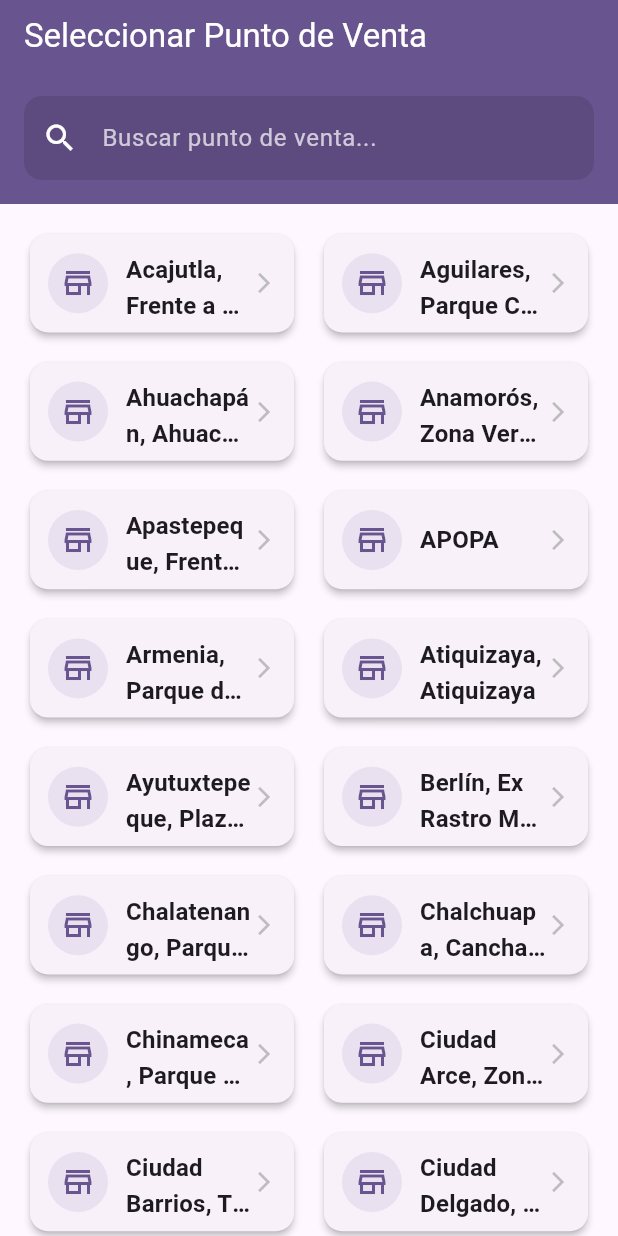
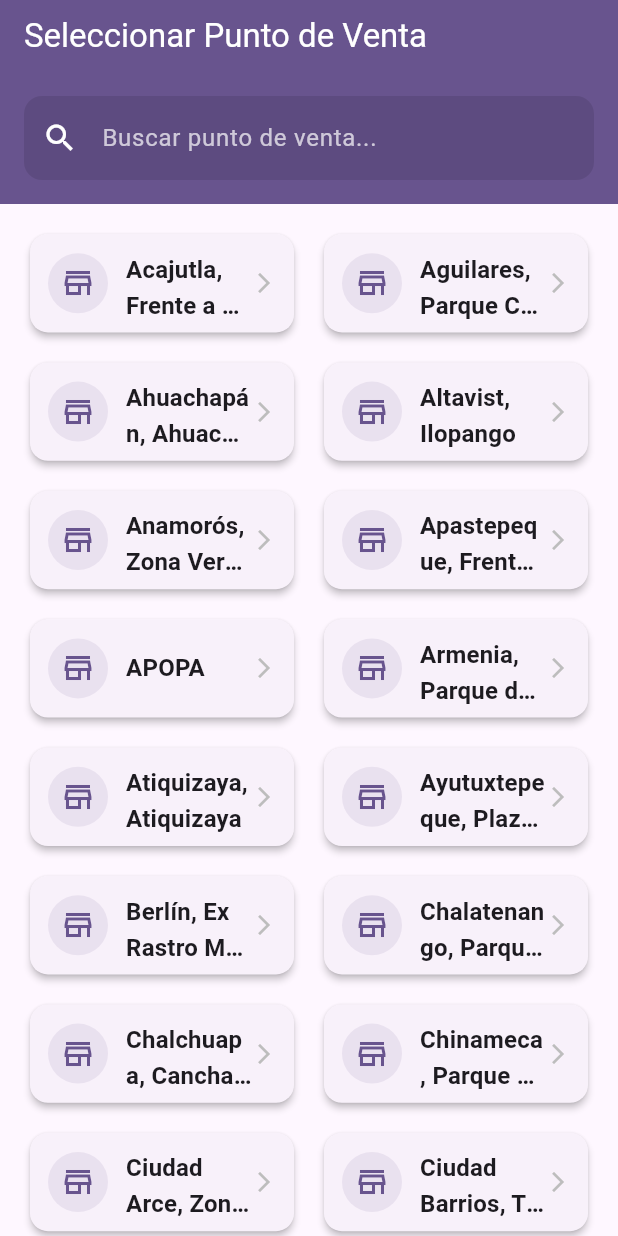
Before and after one commit to Arbenidas/Agro-listados-realease, a Flutter app: the screen it shows after launch, on a phone screen of 412 x 824 dp. Run offline on Flutter 3.47's test engine with Material 3 defaults, Android fonts, the phone set to English and light mode, and no system bars; our stand-ins replace dropdown_search, file_picker, package_info_plus, pdf, share_plus, shared_preferences; missing offline and left inert: universal_html.

Commit message:
Altavista agregado, y limon CDA

```diff
--- a/lib/data/dispatch_points.dart
+++ b/lib/data/dispatch_points.dart
@@ -1,6 +1,7 @@
 // lib/data/dispatch_points.dart
 final Map<String, String> puntosDespacho = {
     "Atiquizaya, Atiquizaya": "Punto031",
+    "Altavist, Ilopango": "Punto036",
     "Ahuachapán, Ahuachapán Centro": "Punto042",
     "San Francisco Menéndez, Col La Palma": "Punto001",
     "Chalchuapa, Cancha de futbol Reparto Guadalupano": "Punto005",
--- a/lib/data/product_mapping.dart
+++ b/lib/data/product_mapping.dart
@@ -12,6 +12,7 @@ const Map<String, String> productNormalizationMap = {
   "NARANJA VALENCIA (CENTRAL DE ABASTOS)": "Naranja",
   "YUCA (CENTRAL DE ABASTOS)": "Yuca",
   "HUEVO EXTRA GRANDE (CENTRAL DE ABASTOS)": "Huevos Extra Grandes",
+  "LIMON (CENTRAL DE ABASTOS)": "Limon",
 
   // --- Mapeos de productos con ID 0 o vacío (Casos simples) ---
 
--- a/lib/utils/export_utils.dart
+++ b/lib/utils/export_utils.dart
@@ -14,7 +14,6 @@ import 'package:share_plus/share_plus.dart';
 import 'package:universal_html/html.dart' as html;
 import 'package:archive/archive.dart';
 import 'package:path/path.dart' as p;
-import 'package:permission_handler/permission_handler.dart';
 import '../models/product.dart';
 import '../data/units.dart';
 import 'package:pdf/pdf.dart';
```
